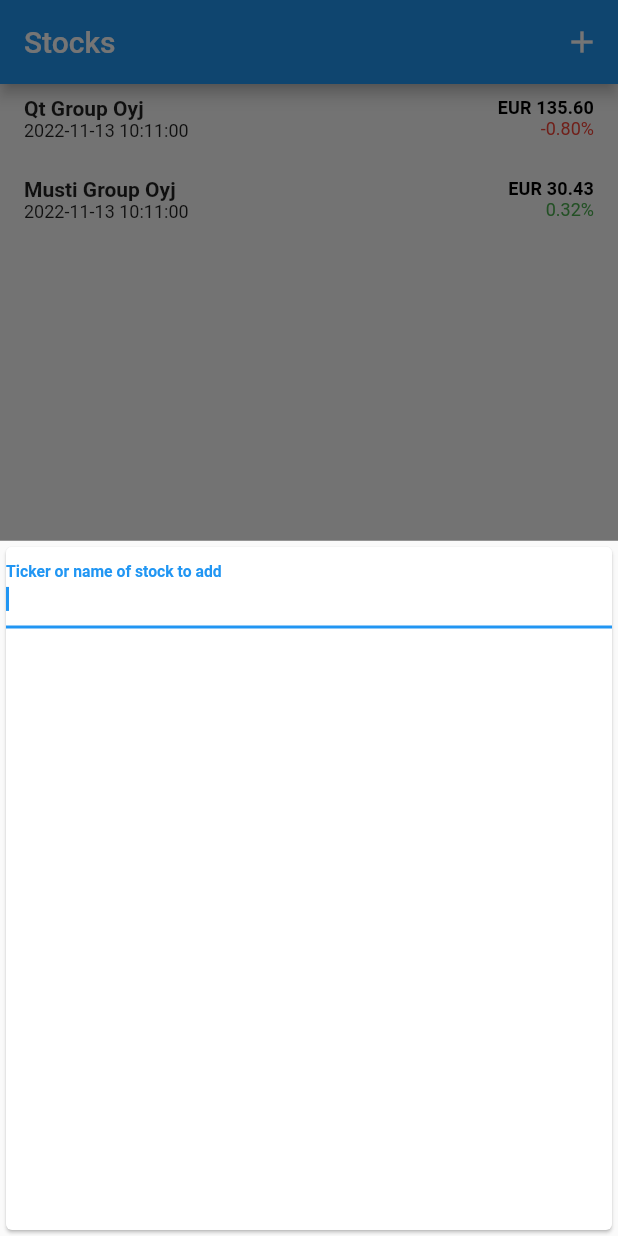
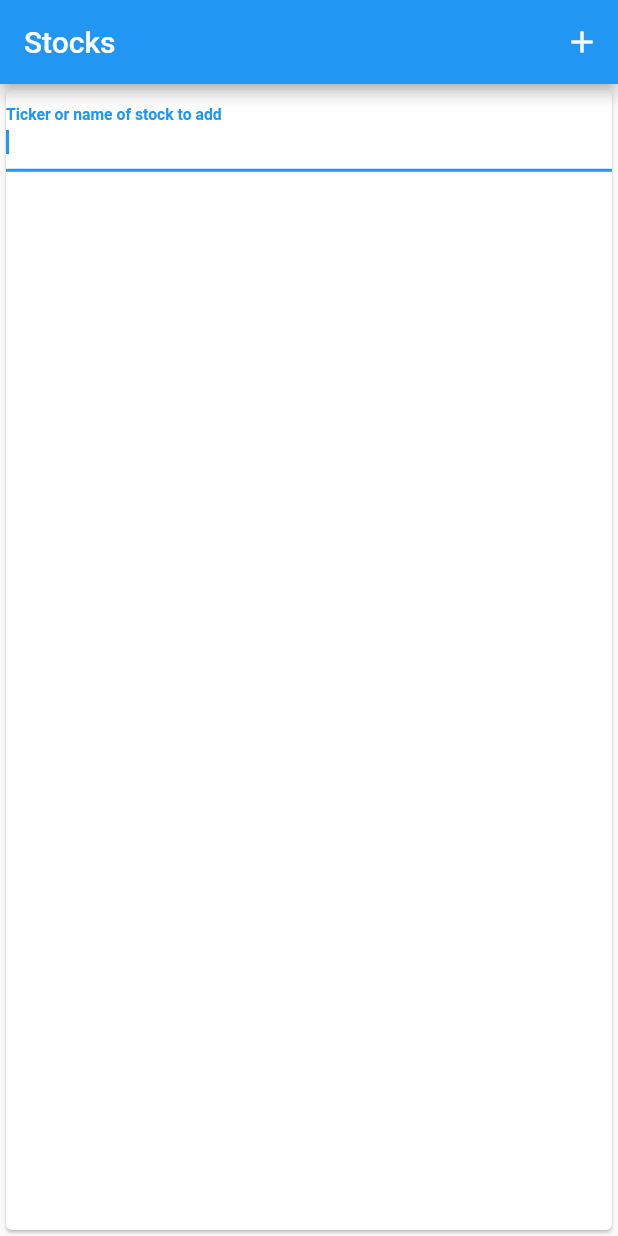
Before and after one commit to zagrim/stock-tracker-flutter, a Flutter app: the screen it shows after launch, after a tap on the "add" icon, on a phone screen of 412 x 824 dp. Run offline on Flutter 3.47's test engine with Material 2 defaults, Android fonts, the light colour scheme and no system bars; missing offline and left inert: dart:ffi.

Commit message:
Change add stock form to use all space, ditch modal

```diff
--- a/lib/widgets/stock_list_page.dart
+++ b/lib/widgets/stock_list_page.dart
@@ -18,26 +18,39 @@
     Stock('MUSTI', 'Musti Group Oyj', 'EUR', DateTime.now(), 30.43, 0.0032),
   ];
   late double _appBarHeight;
+  var _showAddForm = false;
 
   @override
   Widget build(BuildContext context) {
-    final appBar = AppBar(
+    final _appBar = AppBar(
       title: Text(widget.title),
       actions: [
         IconButton(
-          onPressed: () => _onShowModal(context),
+          onPressed: () {
+            setState(() {
+              _showAddForm = !_showAddForm;
+            });
+          }, //_onShowModal(context),
           icon: const Icon(Icons.add),
         ),
       ],
     );
-    _appBarHeight = appBar.preferredSize.height;
+    _appBarHeight = _appBar.preferredSize.height;
+
     return Scaffold(
-      appBar: appBar,
+      appBar: _appBar,
       body: SingleChildScrollView(
         child: Column(
           crossAxisAlignment: CrossAxisAlignment.end,
           children: [
-            //AddStockForm(_onAddStock),
+            if (_showAddForm)
+              SizedBox(
+                height: MediaQuery.of(context).size.height -
+                    _appBarHeight -
+                    MediaQuery.of(context).padding.vertical,
+                child: AddStockForm(_onAddStock),
+              ),
+            if (!_showAddForm)
               SizedBox(
                 height: MediaQuery.of(context).size.height -
                     _appBarHeight -
@@ -60,21 +73,10 @@
   }
 
   void _onAddStock(Stock stock) {
-    // TODO: really should first do a search and only add a stock after user picked a stock from the results.
+    // TODO: fetch data for the added stock
     setState(() {
       _stocks.add(stock);
+      _showAddForm = false;
     });
   }
-
-  void _onShowModal(BuildContext ctx) {
-    showModalBottomSheet(
-      context: ctx,
-      constraints: BoxConstraints.loose(Size.fromHeight(
-        MediaQuery.of(context).size.height -
-            _appBarHeight -
-            MediaQuery.of(context).padding.vertical,
-      )),
-      builder: (ctx) => AddStockForm(_onAddStock),
-    );
 }
-}
```
Also changed, not shown: lib/widgets/add_stock_form.dart (+2 -11 lines). Lines whose indentation alone changed are shown as unchanged.
